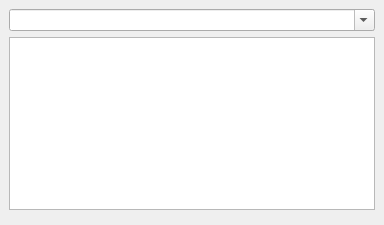
This is ui/edittagdialog.ui in metabrainz/picard as Qt 5 draws it before an edit. The edited form follows.
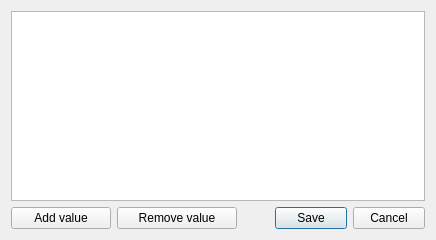
This is the edited form.

Patch:
```diff
--- a/ui/edittagdialog.ui
+++ b/ui/edittagdialog.ui
@@ -1,47 +1,125 @@
 <ui version="4.0" >
  <class>EditTagDialog</class>
- <widget class="QDialog" name="EditTagDialog" >
-  <property name="geometry" >
+ <widget class="QDialog" name="EditTagDialog">
+  <property name="windowModality">
+   <enum>Qt::ApplicationModal</enum>
+  </property>
+  <property name="geometry">
    <rect>
     <x>0</x>
     <y>0</y>
-    <width>384</width>
-    <height>225</height>
+    <width>436</width>
+    <height>240</height>
    </rect>
   </property>
-  <property name="windowTitle" >
-   <string>Edit Tag</string>
+  <property name="focusPolicy">
+   <enum>Qt::StrongFocus</enum>
   </property>
-  <layout class="QVBoxLayout" >
-   <property name="margin" >
-    <number>9</number>
-   </property>
-   <property name="spacing" >
-    <number>6</number>
-   </property>
+  <property name="windowTitle">
+   <string>Edit tag</string>
+  </property>
+  <property name="modal">
+   <bool>true</bool>
+  </property>
+  <layout class="QVBoxLayout" name="verticalLayout">
    <item>
-    <widget class="QComboBox" name="name" >
-     <property name="editable" >
-      <bool>true</bool>
+    <widget class="QListWidget" name="value_list">
+     <property name="focusPolicy">
+      <enum>Qt::StrongFocus</enum>
      </property>
-    </widget>
-   </item>
-   <item>
-    <widget class="QTextEdit" name="value" >
-     <property name="tabChangesFocus" >
-      <bool>true</bool>
+     <property name="tabKeyNavigation">
+      <bool>false</bool>
      </property>
-     <property name="acceptRichText" >
+     <property name="showDropIndicator" stdset="0">
       <bool>false</bool>
      </property>
     </widget>
    </item>
    <item>
-    <widget class="QDialogButtonBox" name="buttonbox" >
-     <property name="orientation" >
-      <enum>Qt::Horizontal</enum>
-     </property>
-    </widget>
+    <layout class="QHBoxLayout" name="horizontalLayout">
+     <item>
+      <widget class="QPushButton" name="add_value">
+       <property name="sizePolicy">
+        <sizepolicy hsizetype="Minimum" vsizetype="Fixed">
+         <horstretch>100</horstretch>
+         <verstretch>0</verstretch>
+        </sizepolicy>
+       </property>
+       <property name="minimumSize">
+        <size>
+         <width>100</width>
+         <height>0</height>
+        </size>
+       </property>
+       <property name="text">
+        <string>Add value</string>
+       </property>
+       <property name="autoDefault">
+        <bool>false</bool>
+       </property>
+      </widget>
+     </item>
+     <item>
+      <widget class="QPushButton" name="remove_value">
+       <property name="sizePolicy">
+        <sizepolicy hsizetype="Minimum" vsizetype="Fixed">
+         <horstretch>120</horstretch>
+         <verstretch>0</verstretch>
+        </sizepolicy>
+       </property>
+       <property name="minimumSize">
+        <size>
+         <width>120</width>
+         <height>0</height>
+        </size>
+       </property>
+       <property name="text">
+        <string>Remove value</string>
+       </property>
+       <property name="autoDefault">
+        <bool>false</bool>
+       </property>
+      </widget>
+     </item>
+     <item>
+      <spacer name="horizontalSpacer">
+       <property name="orientation">
+        <enum>Qt::Horizontal</enum>
+       </property>
+       <property name="sizeType">
+        <enum>QSizePolicy::Expanding</enum>
+       </property>
+       <property name="sizeHint" stdset="0">
+        <size>
+         <width>33</width>
+         <height>17</height>
+        </size>
+       </property>
+      </spacer>
+     </item>
+     <item>
+      <widget class="QDialogButtonBox" name="buttonbox">
+       <property name="sizePolicy">
+        <sizepolicy hsizetype="Minimum" vsizetype="Fixed">
+         <horstretch>150</horstretch>
+         <verstretch>0</verstretch>
+        </sizepolicy>
+       </property>
+       <property name="minimumSize">
+        <size>
+         <width>150</width>
+         <height>0</height>
+        </size>
+       </property>
+       <property name="orientation">
+        <enum>Qt::Horizontal</enum>
+       </property>
+       <property name="standardButtons">
+        <set>QDialogButtonBox::Cancel|QDialogButtonBox::Save</set>
+       </property>
+      </widget>
+     </item>
+    </layout>
    </item>
   </layout>
  </widget>
```
Left out of the diff: 43 changed lines with no effect on the pictures.
